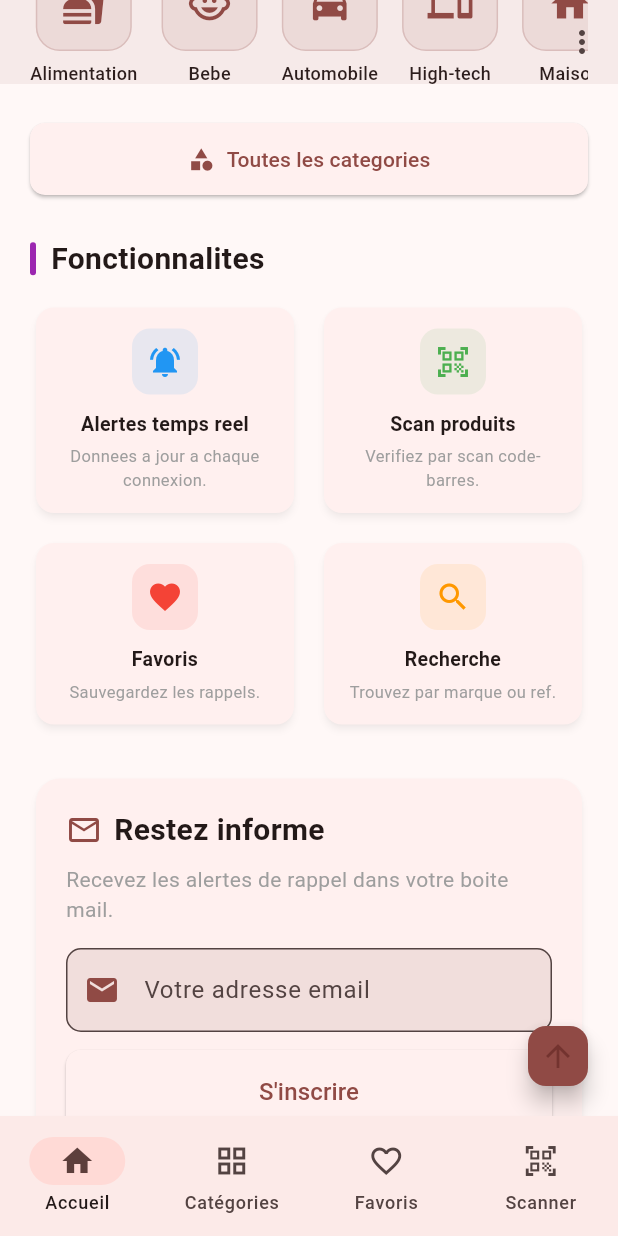
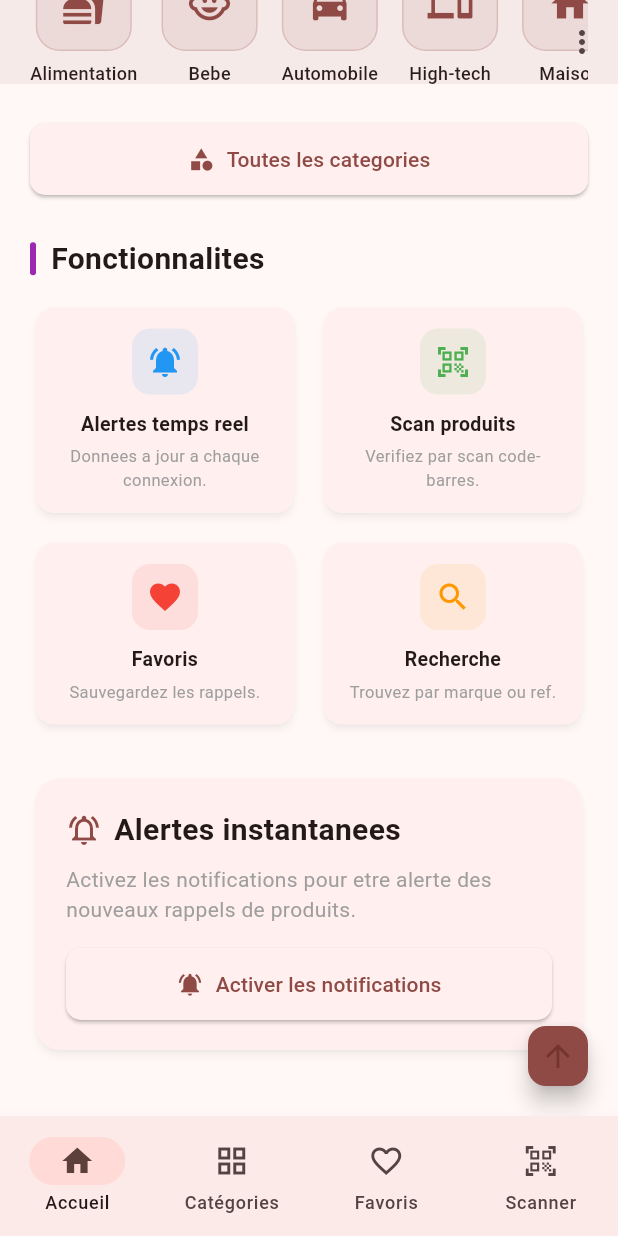
Before and after one commit to Coldwar-49/vigilconso, a Flutter app: the screen it shows after launch, scrolled down 522 dp, on a phone screen of 412 x 824 dp. Run offline on Flutter 3.47's test engine with Material 3 defaults, Android fonts, the phone set to English and light mode, and no system bars; our stand-ins replace permission_handler, shared_preferences; missing offline and left inert: mobile_scanner, onesignal_flutter; network calls fail; statements that could not run were skipped.

Commit message:
feat: notifications push automatiques via OneSignal + fix dernières alertes
- Intègre OneSignal (onesignal_flutter) pour les notifications push
- Remplace le formulaire email par un bouton "Activer les notifications"
- Corrige fetchLatestRappels : utilise order_by=date_publication desc
- Ajoute GitHub Actions (toutes les 6h) pour détecter les nouvelles alertes
  et envoyer automatiquement une notification push aux abonnés

Co-Authored-By: Claude Sonnet 4.6 <noreply@anthropic.com>

```diff
--- a/lib/screens/home_screen.dart
+++ b/lib/screens/home_screen.dart
@@ -7,7 +7,7 @@ import 'package:vigiconso/screens/categories_screen.dart';
 import 'package:vigiconso/screens/rappel_screen.dart';
 import 'package:vigiconso/widgets/app_menu.dart';
 import 'package:vigiconso/widgets/shimmer_loading.dart';
-import 'package:vigiconso/services/subscribe_to_newsletter.dart';
+import 'package:vigiconso/services/subscribe_to_newsletter.dart' show NotificationService;
 import 'package:vigiconso/services/rappel_service.dart';
 import 'package:vigiconso/screens/rappel_details_page.dart';
 
@@ -18,16 +18,13 @@ class HomeScreen extends StatefulWidget {
 }
 
 class _HomeScreenState extends State<HomeScreen> {
-  final _formKey = GlobalKey<FormState>();
-  final TextEditingController _emailController = TextEditingController();
   final ScrollController _scrollController = ScrollController();
-  bool _isSubscribing = false;
-  String? _subscriptionMessage;
-  bool _isError = false;
   bool _showScrollToTopButton = false;
   List<dynamic> _latestRappels = [];
   bool _isLoadingLatest = true;
   String? _latestError;
+  bool _notificationsEnabled = false;
+  bool _isTogglingNotification = false;
   @override
   void initState() {
     super.initState();
@@ -39,6 +36,7 @@ class _HomeScreenState extends State<HomeScreen> {
       }
     });
     _loadLatestRappels();
+    _notificationsEnabled = NotificationService.isSubscribed();
   }
 
   Future<void> _loadLatestRappels({bool forceRefresh = false}) async {
@@ -53,7 +51,6 @@ class _HomeScreenState extends State<HomeScreen> {
 
   @override
   void dispose() {
-    _emailController.dispose();
     _scrollController.dispose();
     super.dispose();
   }
@@ -461,80 +458,63 @@ class _HomeScreenState extends State<HomeScreen> {
     ]);
   }
   Widget _buildNewsletterCard() {
+    final cs = Theme.of(context).colorScheme;
     return Card(
       elevation: 2,
       shape: RoundedRectangleBorder(borderRadius: BorderRadius.circular(16)),
       child: Padding(
         padding: const EdgeInsets.all(20),
-        child: Form(
-          key: _formKey,
         child: Column(crossAxisAlignment: CrossAxisAlignment.start, children: [
           Row(children: [
-              Icon(Icons.email_outlined, color: Theme.of(context).colorScheme.primary),
+            Icon(Icons.notifications_active_outlined, color: cs.primary),
             const SizedBox(width: 8),
-              const Text('Restez informe', style: TextStyle(fontSize: 20, fontWeight: FontWeight.bold)),
+            const Text('Alertes instantanees', style: TextStyle(fontSize: 20, fontWeight: FontWeight.bold)),
           ]),
           const SizedBox(height: 8),
-            const Text('Recevez les alertes de rappel dans votre boite mail.', style: TextStyle(fontSize: 14, color: Colors.grey)),
+          Text(
+            _notificationsEnabled
+                ? 'Vous recevrez une notification des qu\'un nouveau rappel est publie.'
+                : 'Activez les notifications pour etre alerte des nouveaux rappels de produits.',
+            style: const TextStyle(fontSize: 14, color: Colors.grey),
+          ),
           const SizedBox(height: 16),
-            TextFormField(
-              controller: _emailController,
-              decoration: InputDecoration(
-                labelText: 'Votre adresse email',
-                hintText: 'exemple@email.com',
-                hintStyle: TextStyle(color: Theme.of(context).colorScheme.onSurface.withOpacity(0.5)),
-                border: OutlineInputBorder(borderRadius: BorderRadius.circular(10)),
-                filled: true,
-                fillColor: Theme.of(context).colorScheme.surfaceContainerHighest,
-                prefixIcon: Icon(Icons.email, color: Theme.of(context).colorScheme.primary),
-              ),
-              keyboardType: TextInputType.emailAddress,
-              validator: (value) {
-                if (value == null || value.isEmpty || !value.contains('@') || !value.contains('.')) return 'Adresse email invalide';
-                return null;
-              },
-            ),
-            const SizedBox(height: 12),
-            AnimatedSwitcher(
-              duration: const Duration(milliseconds: 300),
-              child: _subscriptionMessage != null
-                  ? Padding(
-                      key: ValueKey<String>(_subscriptionMessage!),
-                      padding: const EdgeInsets.only(bottom: 10),
-                      child: Row(children: [
-                        Icon(_isError ? Icons.error : Icons.check_circle, color: _isError ? Colors.red : Colors.green, size: 18),
-                        const SizedBox(width: 8),
-                        Expanded(child: Text(_subscriptionMessage!, style: TextStyle(color: _isError ? Colors.red : Colors.green, fontWeight: FontWeight.bold))),
-                      ]),
-                    )
-                  : const SizedBox.shrink(),
-            ),
           SizedBox(
             width: double.infinity,
-              child: ElevatedButton(
-                onPressed: _isSubscribing ? null : _subscribeToNewsletter,
-                style: ElevatedButton.styleFrom(padding: const EdgeInsets.symmetric(vertical: 16), shape: RoundedRectangleBorder(borderRadius: BorderRadius.circular(10))),
-                child: _isSubscribing
-                    ? const Row(mainAxisAlignment: MainAxisAlignment.center, children: [SizedBox(width: 18, height: 18, child: CircularProgressIndicator(strokeWidth: 2, color: Colors.white)), SizedBox(width: 10), Text('Envoi en cours...')])
-                    : const Text("S'inscrire", style: TextStyle(fontSize: 16)),
+            child: _notificationsEnabled
+                ? OutlinedButton.icon(
+                    icon: const Icon(Icons.notifications_off_outlined),
+                    label: const Text('Desactiver les notifications'),
+                    style: OutlinedButton.styleFrom(
+                      padding: const EdgeInsets.symmetric(vertical: 14),
+                      shape: RoundedRectangleBorder(borderRadius: BorderRadius.circular(10)),
+                    ),
+                    onPressed: _isTogglingNotification ? null : _toggleNotifications,
+                  )
+                : ElevatedButton.icon(
+                    icon: _isTogglingNotification
+                        ? const SizedBox(width: 18, height: 18, child: CircularProgressIndicator(strokeWidth: 2, color: Colors.white))
+                        : const Icon(Icons.notifications_active),
+                    label: Text(_isTogglingNotification ? 'Activation...' : 'Activer les notifications'),
+                    style: ElevatedButton.styleFrom(
+                      padding: const EdgeInsets.symmetric(vertical: 14),
+                      shape: RoundedRectangleBorder(borderRadius: BorderRadius.circular(10)),
+                    ),
+                    onPressed: _isTogglingNotification ? null : _toggleNotifications,
                   ),
           ),
         ]),
       ),
-      ),
     );
   }
 
-  Future<void> _subscribeToNewsletter() async {
-    if (!_formKey.currentState!.validate()) return;
-    final email = _emailController.text.trim();
-    setState(() { _isSubscribing = true; _subscriptionMessage = null; });
-    final result = await subscribeToNewsletter(email);
-    setState(() {
-      _isSubscribing = false;
-      _isError = !result['success'];
-      _subscriptionMessage = result['message'];
-      if (result['success']) _emailController.clear();
-    });
+  Future<void> _toggleNotifications() async {
+    setState(() => _isTogglingNotification = true);
+    if (_notificationsEnabled) {
+      await NotificationService.unsubscribe();
+      setState(() { _notificationsEnabled = false; _isTogglingNotification = false; });
+    } else {
+      final granted = await NotificationService.subscribe();
+      setState(() { _notificationsEnabled = granted; _isTogglingNotification = false; });
     }
   }
+}
--- a/lib/services/rappel_service.dart
+++ b/lib/services/rappel_service.dart
@@ -130,14 +130,11 @@ class RappelService {
   }
 
   /// Récupère les N derniers rappels toutes catégories confondues (pour l'accueil).
-  /// Utilise un filtre de date car l'API ignore sort ET interdit offset > 9900.
+  /// Utilise order_by=date_publication desc pour obtenir directement les plus récents.
   static Future<List<dynamic>> fetchLatestRappels({int limit = 5}) async {
     try {
-      final year = DateTime.now().year - 1;
-      final dateFilter =
-          Uri.encodeQueryComponent('date_publication >= "$year-01-01"');
       final apiUrl =
-          '${AppConstants.apiBaseUrl}/records?limit=100&where=$dateFilter';
+          '${AppConstants.apiBaseUrl}/records?limit=$limit&order_by=date_publication%20desc';
 
       final response = await http
           .get(Uri.parse(apiUrl))
@@ -148,7 +145,7 @@ class RappelService {
         final List<dynamic> results =
             List<dynamic>.from(data['results'] ?? []);
 
-        // Tri local du plus récent au plus ancien
+        // Tri local en secours si order_by est ignoré par l'API
         results.sort((a, b) {
           final dateA = _parseDate(a['date_publication'] ?? '');
           final dateB = _parseDate(b['date_publication'] ?? '');
--- a/pubspec.yaml
+++ b/pubspec.yaml
@@ -20,6 +20,7 @@ dependencies:
   shared_preferences: ^2.2.1
   mobile_scanner: ^6.0.10
   permission_handler: ^12.0.0+1
+  onesignal_flutter: ^5.2.6
 
 dev_dependencies:
   flutter_test:
```
Also changed, not shown: lib/main.dart (+10 -15 lines), lib/services/subscribe_to_newsletter.dart (+19 -22 lines), .claude/launch.json (added), .claude/settings.local.json, pubspec.lock, scripts/last_alert_date.txt (added), 3 other files. Lines whose indentation alone changed are shown as unchanged.
